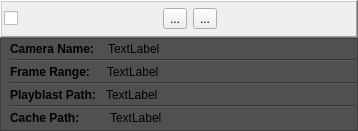
iceanimations/shot_subm_use_multishot, file ui/item.ui: the form before one commit.
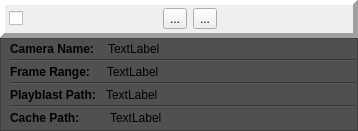
The form after the commit.

Commit message: item syle changed from winPanel to Panel

```diff
--- a/ui/item.ui
+++ b/ui/item.ui
@@ -23,23 +23,26 @@
    <item>
     <widget class="QFrame" name="titleFrame">
      <property name="frameShape">
-      <enum>QFrame::WinPanel</enum>
+      <enum>QFrame::Panel</enum>
      </property>
      <property name="frameShadow">
       <enum>QFrame::Raised</enum>
      </property>
+     <property name="lineWidth">
+      <number>5</number>
+     </property>
      <layout class="QHBoxLayout" name="horizontalLayout">
       <property name="spacing">
        <number>6</number>
       </property>
       <property name="leftMargin">
-       <number>2</number>
+       <number>4</number>
       </property>
       <property name="topMargin">
        <number>0</number>
       </property>
       <property name="rightMargin">
-       <number>1</number>
+       <number>2</number>
       </property>
       <property name="bottomMargin">
        <number>0</number>
```
The commit also changes 1 other file.
